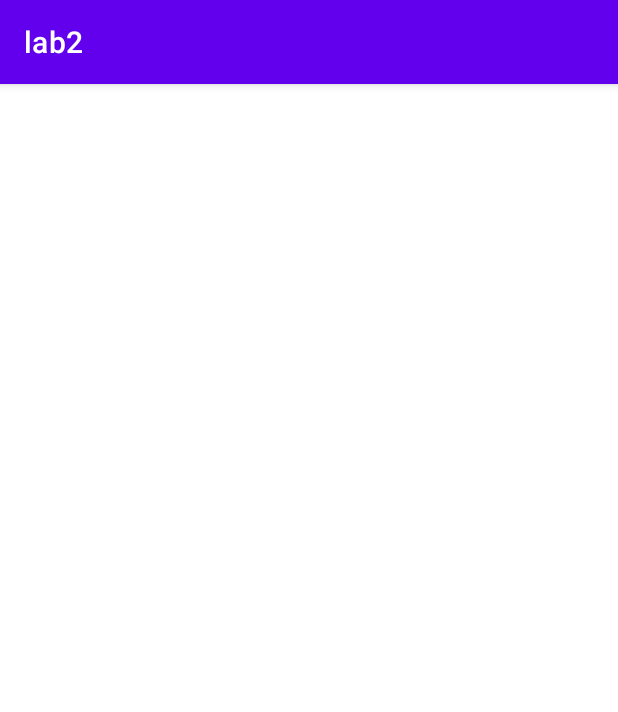
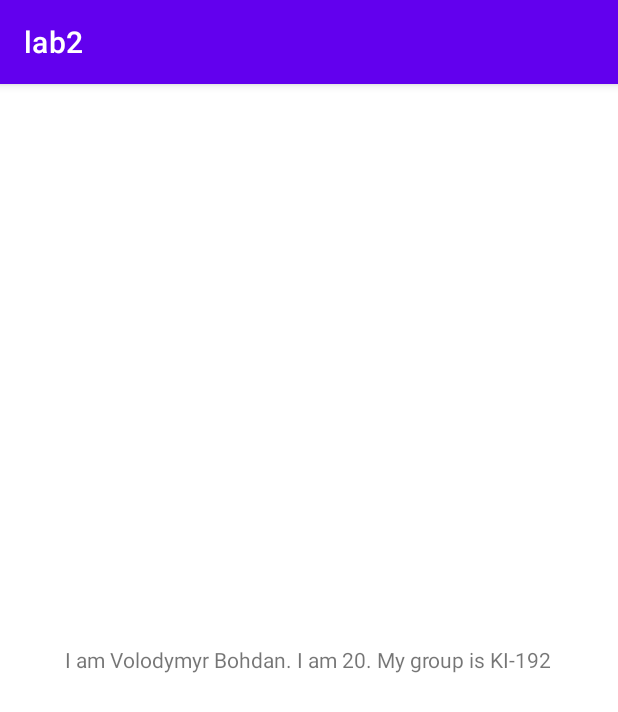
Before and after one commit to vovan42002/labs_android, an Android app built with Jetpack Compose: the AboutActivity screen opened directly, with no data from a screen before it, on a phone screen of 412 x 824 dp. Shown: the top 712 px of the screen. Run offline under Robolectric (Android 15) with nearby library versions, the phone set to English and light mode, and no system bars.

Commit message:
Add text about developer

```diff
--- a/app/src/main/res/layout/activity_about.xml
+++ b/app/src/main/res/layout/activity_about.xml
@@ -8,15 +8,9 @@
 
     <TextView
         android:id="@+id/textView1"
-        android:layout_width="0dp"
+        android:layout_width="wrap_content"
         android:layout_height="wrap_content"
-        android:layout_marginLeft="24dp"
-        android:layout_marginRight="24dp"
-        android:layout_marginTop="24dp"
-        android:text="Some text about Volodymyr Bohdan"
-        app:layout_constraintHorizontal_bias="0.0"
-        app:layout_constraintLeft_toLeftOf="parent"
-        app:layout_constraintRight_toRightOf="parent"
-        app:layout_constraintTop_toTopOf="parent" />
+        android:text="@string/about_developer"
+        android:layout_centerInParent="true"/>
 
 </RelativeLayout>
--- a/app/src/main/res/values/strings.xml
+++ b/app/src/main/res/values/strings.xml
@@ -6,6 +6,8 @@
     <string name="start">Start</string>
     <string name="about">About</string>
     <string name="exit">Exit</string>
+
+    <string name="about_developer">I am Volodymyr Bohdan. I am 20. My group is KI-192</string>
 
     <string-array name="levels">
         <item>Low</item>
```
